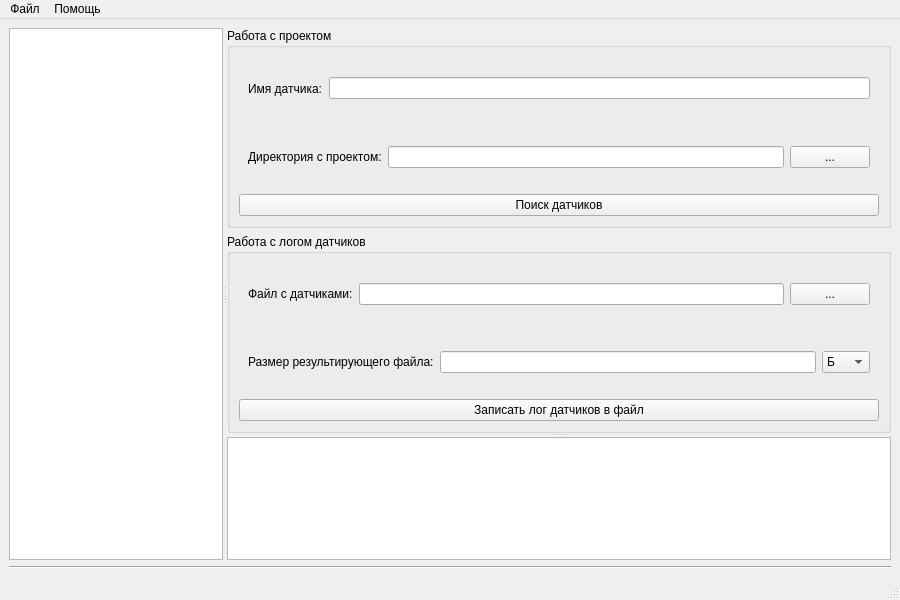
The window that forms/MainWindow.ui (alskondr/read-sensors) describes before a commit, drawn with Qt 5.
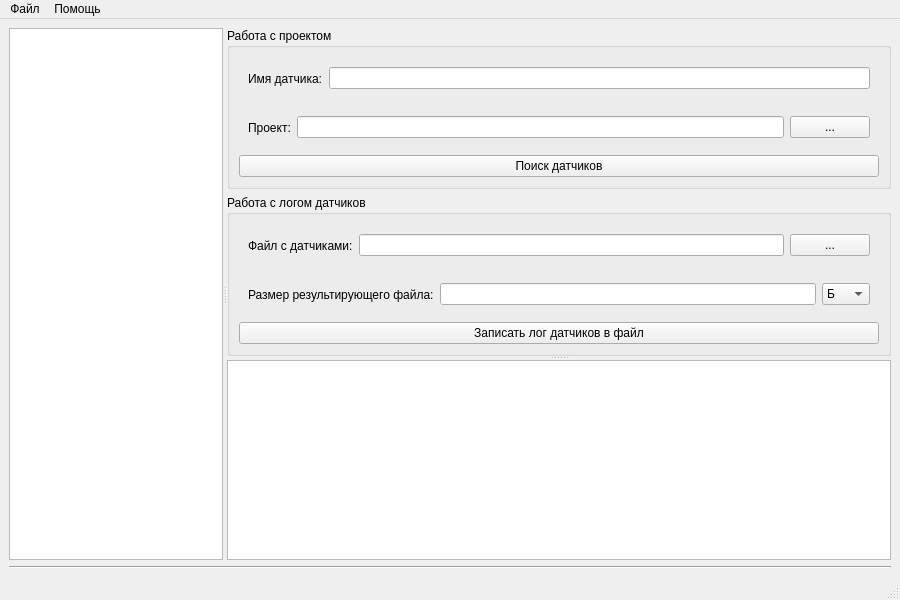
The same window after the commit.

```diff
--- a/forms/MainWindow.ui
+++ b/forms/MainWindow.ui
@@ -107,7 +107,7 @@
                      <string>Директория, в которой располагаются файлы проекта</string>
                     </property>
                     <property name="text">
-                     <string>Директория с проектом:</string>
+                     <string>Проект:</string>
                     </property>
                    </widget>
                   </item>
@@ -246,7 +246,7 @@
            <property name="sizePolicy">
             <sizepolicy hsizetype="Expanding" vsizetype="Expanding">
              <horstretch>0</horstretch>
-             <verstretch>1</verstretch>
+             <verstretch>2</verstretch>
             </sizepolicy>
            </property>
            <property name="toolTip">
```
